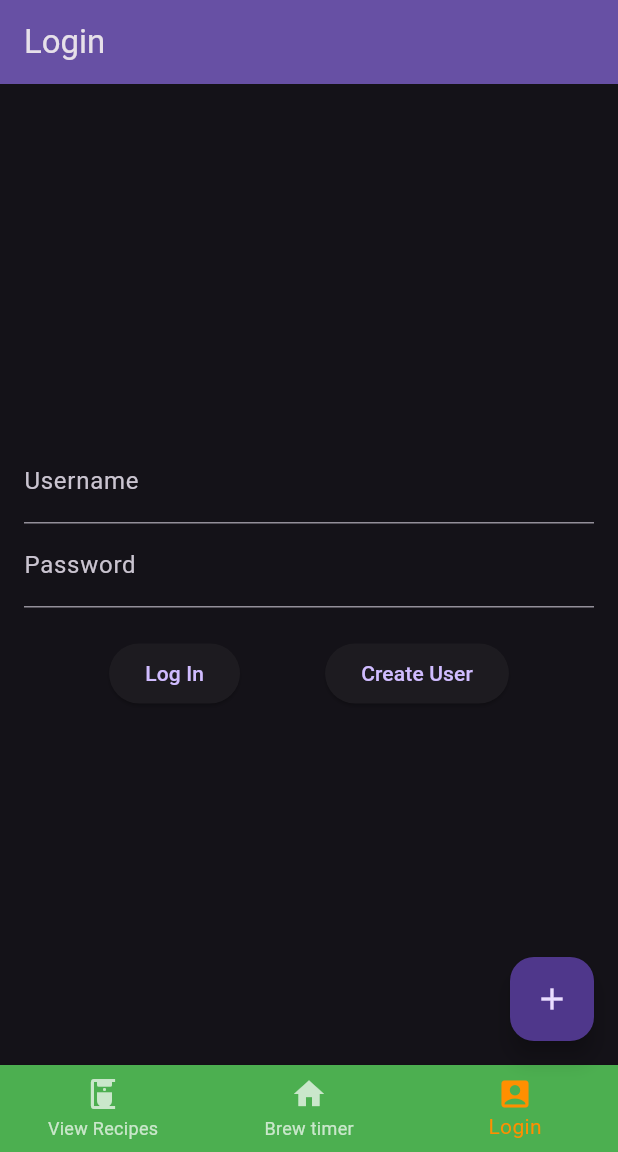
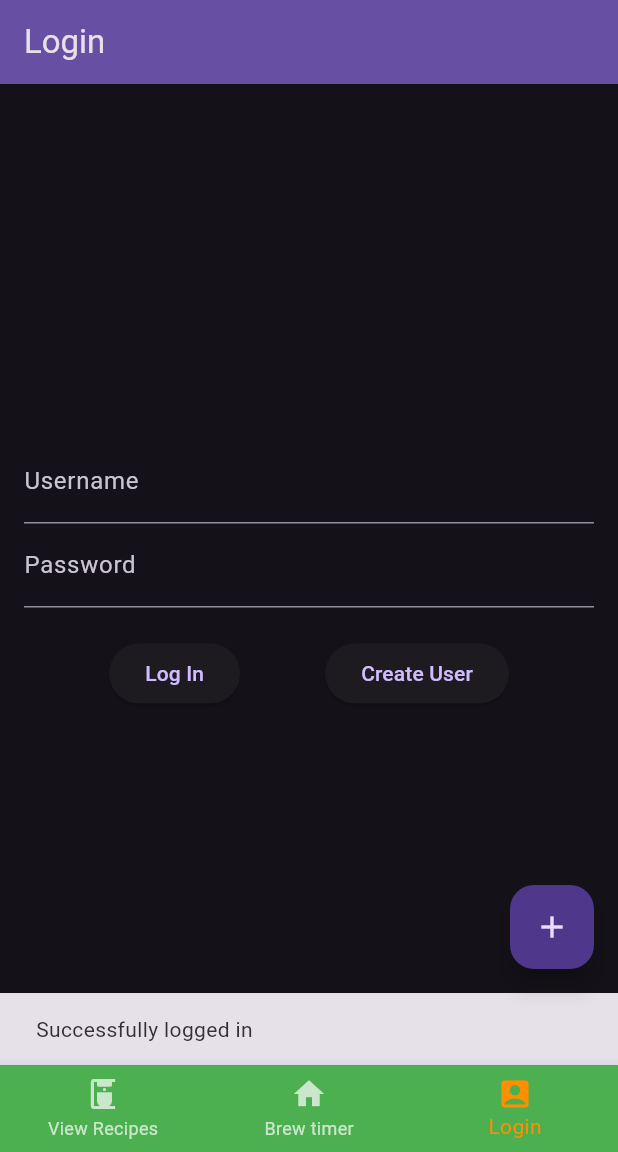
Before and after one commit to InspectorSpuds/BrewHelpyApp, a Flutter app: the screen it shows after launch, item 3 of the bottom bar chosen, after a tap on "Log In", on a phone screen of 412 x 824 dp, the part 84-1236 px from its top. Run offline on Flutter 3.47's test engine with Material 3 defaults, Android fonts, the light colour scheme and no system bars; our stand-ins replace cloud_firestore, firebase_auth, firebase_core; missing offline and left inert: fake_cloud_firestore; accounts and stored records are empty; network calls fail.

Commit message:
Added logic for firebase authentication and conditional logic based on login state

```diff
--- a/lib/login.dart
+++ b/lib/login.dart
@@ -6,20 +6,39 @@ import 'package:firebase_auth/firebase_auth.dart';
 
 class LoginScreen extends StatefulWidget {
 
-  LoginScreen({super.key});
+  const LoginScreen({super.key});
 
   @override
   State<LoginScreen> createState() => _LoginScreenState();
 }
 
 class _LoginScreenState extends State<LoginScreen> {
+  final _auth = FirebaseAuth.instance;
   final _usernameController = TextEditingController();
   final _passwordController = TextEditingController();
   final DbHandler _handler = DbHandler();
 
-  void _login() {
-    // TODO
-    print('Login with: ${_usernameController.text}, ${_passwordController.text}');
+  void _login()  {
+    bool loginWasSuccessful = false;
+
+    //try to make a login attetmpt with firebase
+    try {
+      _auth.signInWithEmailAndPassword(email: _usernameController.text, password: _passwordController.text)
+          .then((cred) {
+        print("Success: ${_auth.currentUser?.uid}");
+        loginWasSuccessful = true;
+        setState(() {});
+      });
+    } on FirebaseAuthException catch (e) {
+      ScaffoldMessenger.of(context).showSnackBar(
+        const SnackBar(content: Text('Error logging in, try again later')),
+      );
+    }
+
+    ScaffoldMessenger.of(context).showSnackBar(
+      const SnackBar(content: Text('Successfully logged in')),
+    );
+
   }
 
   void _navigateToCreateUser() {
@@ -29,6 +48,21 @@ class _LoginScreenState extends State<LoginScreen> {
     );
   }
 
+  void _logout() {
+    try {
+      _auth.signOut().then((context) {setState((){});});
+    } on FirebaseAuthException catch(e) {
+      ScaffoldMessenger.of(context).showSnackBar(
+        const SnackBar(content: Text('Error logging out')),
+      );
+    }
+
+    ScaffoldMessenger.of(context).showSnackBar(
+      const SnackBar(content: Text('Successfully logged out user')),
+    );
+
+  }
+
   @override
   Widget build(BuildContext context) {
     return Scaffold(
@@ -36,7 +70,8 @@ class _LoginScreenState extends State<LoginScreen> {
         backgroundColor: Theme.of(context).colorScheme.inversePrimary,
         title: const Text('Login'),
       ),
-      body: Padding(
+      body: (_auth.currentUser?.uid == null) ?
+      Padding(
         padding: const EdgeInsets.all(16.0),
         child: Column(
           mainAxisAlignment: MainAxisAlignment.center,
@@ -66,16 +101,25 @@ class _LoginScreenState extends State<LoginScreen> {
             ),
           ],
         ),
-      ),
+      ) :
+      Center(
+       child: Column(
+         children: [
+           ElevatedButton(
+               onPressed: _logout,
+               child: const Text("Logout"),
+           )
+         ],
+       )
+      )
     );
   }
 }
 
 class CreateUserForm extends StatefulWidget {
-  final FirebaseAuth auth;
+  final FirebaseAuth _auth = FirebaseAuth.instance;
 
-  CreateUserForm({super.key, FirebaseAuth? auth})
-      : auth = auth ?? FirebaseAuth.instance;
+  CreateUserForm({super.key});
 
   @override
   _CreateUserFormState createState() => _CreateUserFormState();
@@ -93,15 +137,7 @@ class _CreateUserFormState extends State<CreateUserForm> {
   }
   void _createUser() async {
     try {
-      //TODO: add in configuration file, logic works fine
-      //UserCredential userCredential = await widget.auth.createUserWithEmailAndPassword(
-      //  email: _newUsernameController.text,
-      //  password: _newPasswordController.text,
-      //);
-
-      _handler.addUser(_newUsernameController.text, _newPasswordController.text);
-
-      print('Creating user with: ${_newUsernameController.text}, ${_newPasswordController.text}');
+      widget._auth.createUserWithEmailAndPassword(email: _newUsernameController.text, password: _newPasswordController.text);
       // Navigate to the home screen or show a success message
       Navigator.pop(context);
     } on FirebaseAuthException catch (e) {
@@ -110,11 +146,11 @@ class _CreateUserFormState extends State<CreateUserForm> {
       ScaffoldMessenger.of(context).showSnackBar(
         SnackBar(content: Text('Failed to create user: ${e.message}')),
       );
-    } finally {
-      ScaffoldMessenger.of(context).showSnackBar(
-        const SnackBar(content: Text('Successfully created user')),
-      );
     }
+
+    ScaffoldMessenger.of(context).showSnackBar(
+      const SnackBar(content: Text('Successfully created user')),
+    );
   }
 
   @override
--- a/lib/main.dart
+++ b/lib/main.dart
@@ -21,6 +21,7 @@ void main() async {
   handler.init();
   runApp(MyApp(handler));
 }
+
 
 class MyApp extends StatelessWidget {
   DbHandler _handler;
@@ -59,6 +60,30 @@ class MyHomePage extends StatefulWidget {
 
 class _MyHomePageState extends State<MyHomePage> {
   int _selectedIndex = 0;
+
+
+  void _showNewRecipeForm() {
+    setState(() {
+      showDialog(
+          context: context,
+          builder: (context) => Dialog.fullscreen(
+                child: NewRecipeForm(widget._handler),
+              ));
+    });
+  }
+
+  void _showModifyRecipeForm(){
+    setState(() {
+      showDialog(
+          context: context,
+          builder: (context) => Dialog.fullscreen(
+            child: ModifyRecipeForm(widget._handler),
+          ));
+    });
+  }
+
+
+
   List<Widget> pages = [
     Column(
       mainAxisAlignment: MainAxisAlignment.center,
@@ -99,26 +124,6 @@ class _MyHomePageState extends State<MyHomePage> {
     LoginScreen(),
   ];
 
-  void _showNewRecipeForm() {
-    setState(() {
-      showDialog(
-          context: context,
-          builder: (context) => Dialog.fullscreen(
-                child: NewRecipeForm(widget._handler),
-              ));
-    });
-  }
-
-  void _showModifyRecipeForm(){
-    setState(() {
-      showDialog(
-          context: context,
-          builder: (context) => Dialog.fullscreen(
-            child: ModifyRecipeForm(widget._handler),
-          ));
-    });
-  }
-
   @override
   Widget build(BuildContext context) {
     return Scaffold(
@@ -144,7 +149,7 @@ class _MyHomePageState extends State<MyHomePage> {
             textTheme: Theme
                 .of(context)
                 .textTheme
-                .copyWith(caption: new TextStyle(color: Colors.yellow))),
+                .copyWith(bodySmall: const TextStyle(color: Colors.yellow))),
         child: BottomNavigationBar(
           items: const [
             BottomNavigationBarItem(
--- a/lib/models/user.dart
+++ /dev/null
@@ -1,7 +0,0 @@
-class User {
-  String email;
-  String password;
-  String id;
-
-  User(this.email, this.password, this.id);
-}
--- a/lib/service/database_handler.dart
+++ b/lib/service/database_handler.dart
@@ -3,16 +3,11 @@
 //Purpose: the firebase database handler for the brewhelpy app
 import 'package:cloud_firestore/cloud_firestore.dart';
 import 'package:fake_cloud_firestore/fake_cloud_firestore.dart';
-import 'package:brewhelpy/recipe_steps.dart';
-import 'package:firebase_core/firebase_core.dart';
-import '../models/user.dart';
 import '../recipe.dart';
-import 'firebase_options.dart';
 
 
 class DbHandler {
   late var _db;
-  late User user;
 
   DBHandler(){}
 
@@ -24,9 +19,6 @@ class DbHandler {
     _db = FirebaseFirestore.instance;
   }
 
-  void setUser(User user) {
-    this.user = user;
-  }
 
   /*creates a recipe, format:
     brewMethod: {
```
Also changed, not shown: lib/brew_timer.dart (+9 -0 lines).
